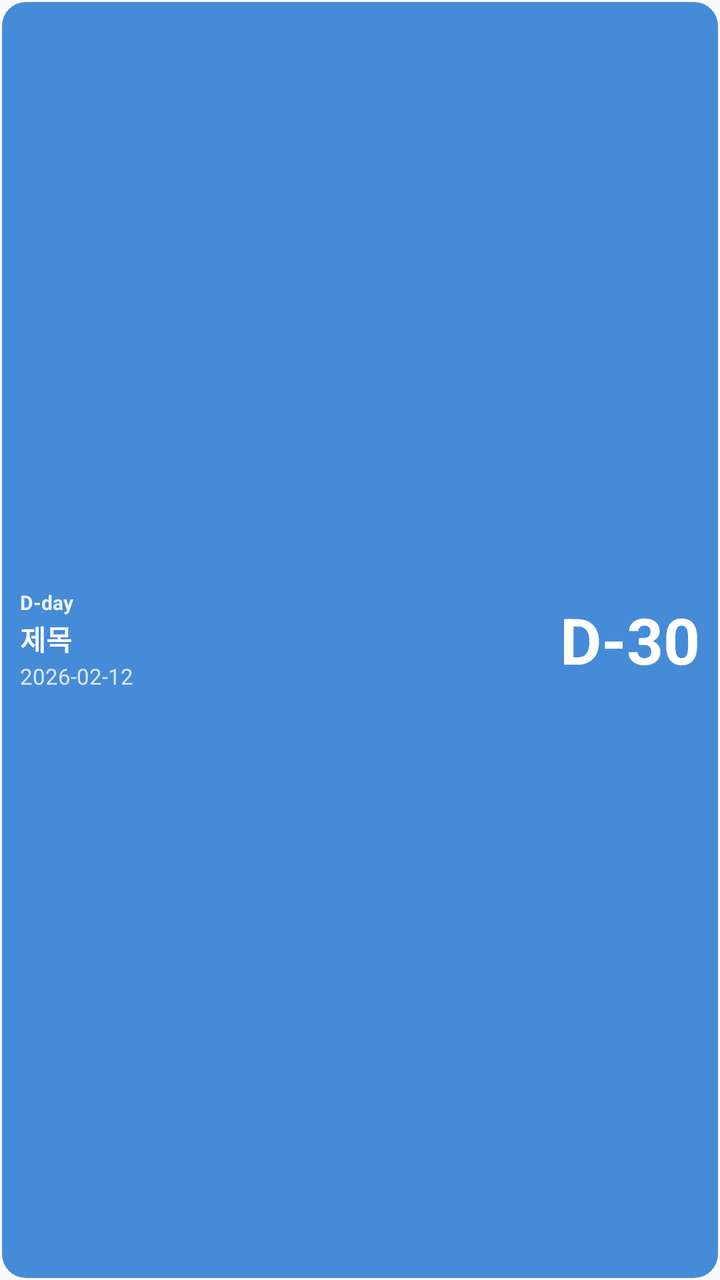
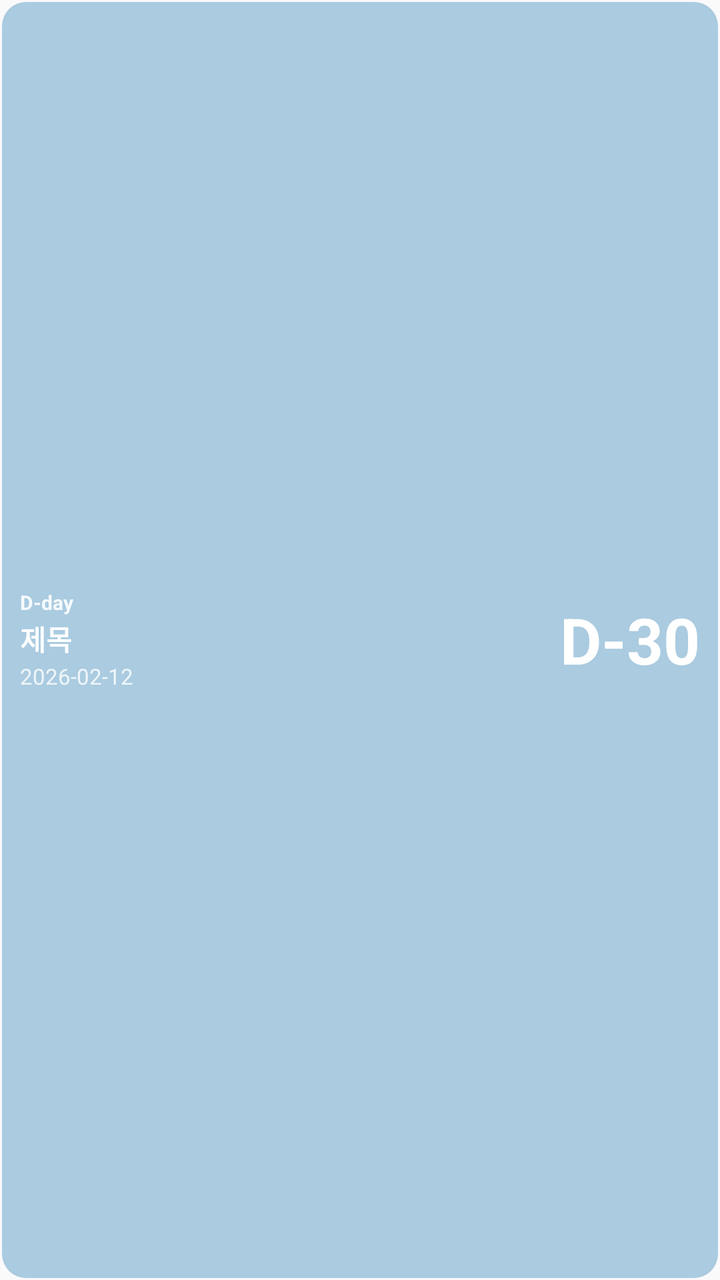

Screens rendered from an Android XML layout before and after an edit, with the pre-edit source and the edit as a unified diff.
<!-- AndroidManifest.xml: application theme Theme.DdayApp -->
<!-- res/layout/widget_dday_style2.xml -->
<?xml version="1.0" encoding="utf-8"?>
<FrameLayout xmlns:android="http://schemas.android.com/apk/res/android"
    android:id="@+id/widget_container"
    android:layout_width="match_parent"
    android:layout_height="match_parent"
    android:padding="1dp">

    <LinearLayout
        android:id="@+id/widget_background"
        android:layout_width="match_parent"
        android:layout_height="match_parent"
        android:background="@drawable/widget_background_style2"
        android:gravity="center_vertical"
        android:orientation="horizontal"
        android:padding="1dp">

        <LinearLayout
            android:layout_width="wrap_content"
            android:layout_height="wrap_content"
            android:layout_weight="1"
            android:gravity="center_vertical"
            android:orientation="vertical"
            android:paddingLeft="8dp">

            <TextView
                android:id="@+id/widget_label"
                android:layout_width="wrap_content"
                android:layout_height="wrap_content"
                android:layout_marginBottom="1dp"
                android:alpha="0.9"
                android:text="D-day"
                android:textColor="#FFFFFF"
                android:textSize="10sp"
                android:textStyle="bold" />

            <TextView
                android:id="@+id/widget_title"
                android:layout_width="wrap_content"
                android:layout_height="wrap_content"
                android:layout_marginBottom="1dp"
                android:ellipsize="end"
                android:maxLines="1"
                android:text="제목"
                android:textColor="#FFFFFF"
                android:textSize="14sp"
                android:textStyle="bold" />

            <TextView
                android:id="@+id/widget_date"
                android:layout_width="wrap_content"
                android:layout_height="wrap_content"
                android:alpha="0.8"
                android:text="2026-02-12"
                android:textColor="#FFFFFF"
                android:textSize="11sp" />

        </LinearLayout>

        <TextView
            android:id="@+id/widget_dday"
            android:layout_width="wrap_content"
            android:layout_height="wrap_content"
            android:layout_marginStart="1dp"
            android:paddingRight="8dp"
            android:text="D-30"
            android:textColor="#FFFFFF"
            android:textSize="32sp"
            android:textStyle="bold" />

    </LinearLayout>

</FrameLayout>
<!-- resources referenced by this layout -->
<resources>
  <!-- drawable widget_background_style2 (drawable) -->
  <?xml version="1.0" encoding="utf-8"?>
  <shape xmlns:android="http://schemas.android.com/apk/res/android"
      android:shape="rectangle">
      <solid android:color="#468BD7" />
      <corners android:radius="12dp" />
  </shape>
  <style name="Theme.DdayApp" parent="android:Theme.Material.Light.NoActionBar">
          <item name="android:statusBarColor">@color/dday_teal</item>
      </style>
  <color name="dday_teal">#FFAACBE0</color>
</resources>

<!-- the commit's change to res/layout/widget_dday_style2.xml (unified diff, before → after) -->
@@ -29,7 +29,7 @@
                 android:layout_marginBottom="1dp"
                 android:alpha="0.9"
                 android:text="D-day"
-                android:textColor="#FFFFFF"
+                android:textColor="@color/color_secondary"
                 android:textSize="10sp"
                 android:textStyle="bold" />
 
@@ -41,7 +41,7 @@
                 android:ellipsize="end"
                 android:maxLines="1"
                 android:text="제목"
-                android:textColor="#FFFFFF"
+                android:textColor="@color/color_secondary"
                 android:textSize="14sp"
                 android:textStyle="bold" />
 
@@ -51,7 +51,7 @@
                 android:layout_height="wrap_content"
                 android:alpha="0.8"
                 android:text="2026-02-12"
-                android:textColor="#FFFFFF"
+                android:textColor="@color/color_secondary"
                 android:textSize="11sp" />
 
         </LinearLayout>
@@ -63,7 +63,7 @@
             android:layout_marginStart="1dp"
             android:paddingRight="8dp"
             android:text="D-30"
-            android:textColor="#FFFFFF"
+            android:textColor="@color/color_secondary"
             android:textSize="32sp"
             android:textStyle="bold" />
 
<!-- resource entries referenced after the edit -->
@@ -1,15 +1,16 @@
 <!-- resources referenced by this layout -->
 <resources>
+  <color name="color_secondary">#FFFFFFFF</color>
   <!-- drawable widget_background_style2 (drawable) -->
   <?xml version="1.0" encoding="utf-8"?>
   <shape xmlns:android="http://schemas.android.com/apk/res/android"
       android:shape="rectangle">
-      <solid android:color="#468BD7" />
+      <solid android:color="@color/color_primary" />
       <corners android:radius="12dp" />
   </shape>
   <style name="Theme.DdayApp" parent="android:Theme.Material.Light.NoActionBar">
-          <item name="android:statusBarColor">@color/dday_teal</item>
+          <item name="android:statusBarColor">@color/color_primary</item>
       </style>
-  <color name="dday_teal">#FFAACBE0</color>
+  <color name="color_primary">#FFAACBE0</color>
 </resources>
 
